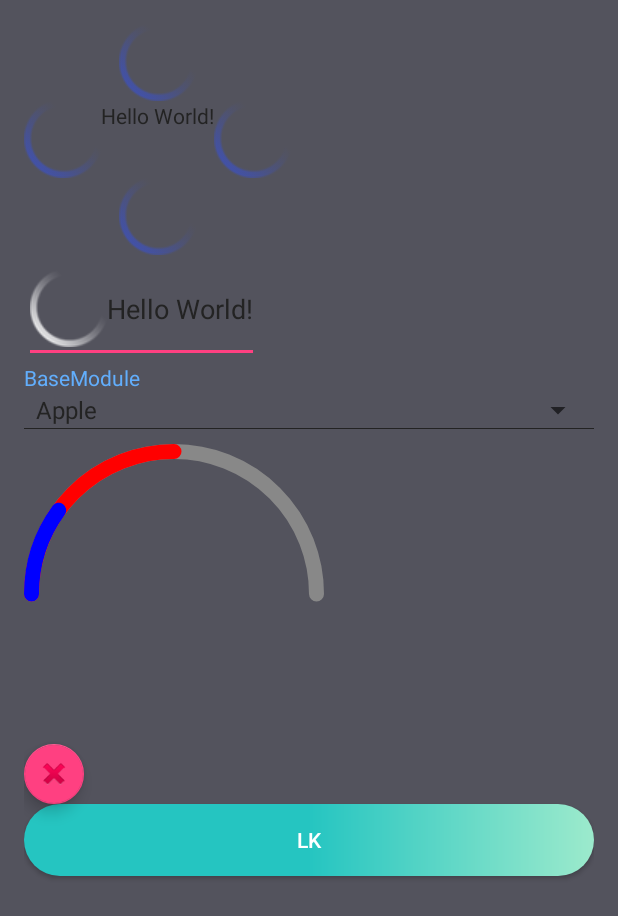
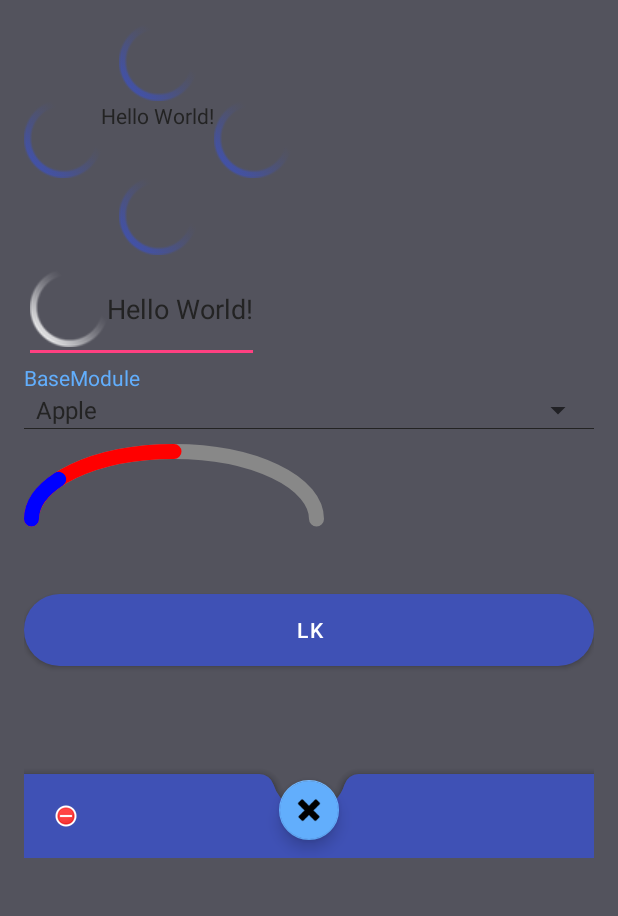
Before and after one commit to amitsahni/sparta, an Android app: the screen it shows after launch (MainActivity), on a phone screen of 412 x 824 dp. Shown: the top 916 px of the screen. Run offline under Robolectric (Android 15) with nearby library versions, the phone set to English and light mode, and no system bars; libraries missing offline, so code that uses them is left out: br.com.simplepass, com.firebase.jobdispatcher, com.github.florent37.viewanimator; plain views replace CircularProgressButton; 8 statements that could not run were skipped.

Commit message:
Added new UI elements to base

```diff
--- a/app/src/main/java/spartan/com/basemodule/MainActivity.java
+++ b/app/src/main/java/spartan/com/basemodule/MainActivity.java
@@ -12,6 +12,7 @@ import android.os.Handler;
 import android.support.annotation.LayoutRes;
 import android.support.annotation.NonNull;
 import android.support.annotation.Nullable;
+import android.support.design.bottomappbar.BottomAppBar;
 import android.support.graphics.drawable.VectorDrawableCompat;
 import android.support.v4.content.ContextCompat;
 import android.support.v7.app.AppCompatActivity;
@@ -37,6 +38,8 @@ public class MainActivity extends AppCompatActivity {
         if (getApplication() instanceof AppApplication) {
             ((AppApplication) getApplication()).runJobService();
         }
+        BottomAppBar bottomBar = findViewById(R.id.bottomBar);
+        bottomBar.replaceMenu(R.menu.menu);
         final PubSubEvent<Boolean> pubSubEvent = PubSubEvent.getInstance();
         pubSubEvent.observeForever(new Observer<Boolean>() {
             @Override
@@ -71,7 +74,7 @@ public class MainActivity extends AppCompatActivity {
         });
         Slide slide = new Slide();
         slide.addTarget(R.id.fab);
-       // getWindow().setExitTransition(slide);
+        // getWindow().setExitTransition(slide);
         final CircularProgressButton pb = findViewById(R.id.btn_id);
         pb.setOnClickListener(new View.OnClickListener() {
             @Override
--- a/app/src/main/res/layout/activity_main.xml
+++ b/app/src/main/res/layout/activity_main.xml
@@ -3,23 +3,23 @@
     xmlns:app="http://schemas.android.com/apk/res-auto"
     android:layout_width="match_parent"
     android:layout_height="match_parent"
+    android:background="@color/grey"
     android:orientation="vertical"
-    android:background="@color/grey"
-    android:transitionGroup="false"
-    android:padding="@dimen/horizontal_padding">
+    android:padding="@dimen/horizontal_padding"
+    android:transitionGroup="false">
 
     <android.base.ui.widget.BaseTextView
         android:id="@+id/text1"
         android:layout_width="wrap_content"
         android:layout_height="wrap_content"
+        android:drawableStart="@drawable/ic_loading"
+        android:drawableTop="@drawable/ic_loading"
+        android:drawableEnd="@drawable/ic_loading"
+        android:drawableBottom="@drawable/ic_loading"
         android:text="Hello World!"
-        android:drawableStart="@drawable/ic_loading"
-        android:drawableEnd="@drawable/ic_loading"
-        android:drawableTop="@drawable/ic_loading"
-        android:drawableBottom="@drawable/ic_loading"
-        android:transitionName="text"
+        android:textColor="@color/black"
         android:tint="@color/colorPrimary"
-        android:textColor="@color/black" />
+        android:transitionName="text" />
 
     <android.base.ui.widget.BaseEditText
         android:id="@android:id/text2"
@@ -27,8 +27,7 @@
         android:layout_height="wrap_content"
         android:drawableStart="@drawable/ic_loading"
         android:text="Hello World!"
-        android:textColor="@color/black"
-        />
+        android:textColor="@color/black" />
 
     <android.base.ui.custom.FloatingSpinner
         android:id="@+id/floatingSpinner"
@@ -45,7 +44,7 @@
 
     <android.base.ui.custom.ProgressView
         android:layout_width="200dp"
-        android:layout_height="200dp"
+        android:layout_height="100dp"
         android:layout_marginTop="10dp"
         android:max="100"
         android:progress="20"
@@ -53,14 +52,6 @@
         app:mode="semi"
         app:strokeSize="10" />
 
-    <android.base.ui.widget.BaseFloatingActionButton
-        android:clipChildren="true"
-        android:id="@+id/fab"
-        android:layout_width="wrap_content"
-        android:layout_height="wrap_content"
-        android:src="@android:drawable/ic_delete"
-        android:transitionName="fab"
-        app:fabSize="mini" />
 
     <br.com.simplepass.loading_button_lib.customViews.CircularProgressButton
         android:id="@+id/btn_id"
@@ -74,4 +65,92 @@
         app:finalCornerAngle="30dp"
         app:initialCornerAngle="30dp" />
 
+    <android.base.ui.widget.BaseChipGroup
+        android:layout_width="match_parent"
+        android:layout_height="wrap_content"
+        android:visibility="gone"
+        app:chipSpacing="5dp">
+
+        <android.base.ui.widget.BaseChip
+            android:layout_width="wrap_content"
+            android:layout_height="wrap_content"
+            android:text="Hello"
+            app:chipIcon="@mipmap/ic_launcher" />
+
+        <android.base.ui.widget.BaseChip
+            android:layout_width="wrap_content"
+            android:layout_height="wrap_content"
+            android:text="Hello"
+            app:closeIcon="@mipmap/ic_launcher"
+            app:closeIconEnabled="true"
+            app:closeIconTint="@color/white" />
+
+        <android.base.ui.widget.BaseChip
+            android:layout_width="wrap_content"
+            android:layout_height="wrap_content"
+            android:text="Hello" />
+    </android.base.ui.widget.BaseChipGroup>
+
+    <android.support.design.card.MaterialCardView
+        android:layout_width="match_parent"
+        android:layout_height="wrap_content"
+        android:visibility="gone"
+        app:cardCornerRadius="5dp"
+        app:cardElevation="5dp"
+        app:cardUseCompatPadding="true"
+        app:contentPadding="5dp"
+        app:strokeColor="@color/blue">
+
+        <LinearLayout
+            android:layout_width="match_parent"
+            android:layout_height="wrap_content"
+            android:orientation="vertical">
+
+            <android.base.ui.widget.BaseButton
+                android:layout_width="wrap_content"
+                android:layout_height="wrap_content"
+                android:drawableEnd="@mipmap/ic_launcher"
+                android:text="adfkalsf"
+                android:visibility="visible" />
+
+            <android.base.ui.widget.BaseMaterialButton
+                android:layout_width="wrap_content"
+                android:layout_height="wrap_content"
+                android:text="afdasfd"
+                app:backgroundTint="@color/blue"
+                app:cornerRadius="40dp"
+                app:icon="@drawable/ic_loading"
+                app:iconTint="@color/black" />
+        </LinearLayout>
+    </android.support.design.card.MaterialCardView>
+
+
+    <android.support.design.widget.CoordinatorLayout
+        android:layout_width="match_parent"
+        android:layout_height="wrap_content"
+        android:layout_marginTop="40dp">
+
+        <android.base.ui.widget.BaseFloatingActionButton
+            android:id="@+id/fab"
+            android:layout_width="wrap_content"
+            android:layout_height="wrap_content"
+            android:layout_marginTop="40dp"
+            android:src="@android:drawable/ic_delete"
+            android:transitionName="fab"
+            app:backgroundTint="@color/blue"
+            app:fabSize="mini"
+            app:layout_anchor="@+id/bottomBar"
+            app:layout_anchorGravity="end"
+            app:rippleColor="@color/black" />
+
+        <android.base.ui.widget.BaseBottomAppBar
+            android:id="@+id/bottomBar"
+            android:layout_width="match_parent"
+            android:layout_height="wrap_content"
+            android:layout_gravity="bottom"
+            app:backgroundTint="@color/colorPrimary"
+            app:fabAlignmentMode="center"
+            app:fabCradleRoundedCornerRadius="10dp"
+            app:navigationIcon="@android:drawable/presence_busy" />
+    </android.support.design.widget.CoordinatorLayout>
 </LinearLayout>
--- /dev/null
+++ b/base/src/main/java/android/base/ui/widget/BaseBottomAppBar.java
@@ -0,0 +1,20 @@
+package android.base.ui.widget;
+
+import android.content.Context;
+import android.support.annotation.Nullable;
+import android.support.design.bottomappbar.BottomAppBar;
+import android.util.AttributeSet;
+
+public class BaseBottomAppBar extends BottomAppBar {
+    public BaseBottomAppBar(Context context) {
+        super(context);
+    }
+
+    public BaseBottomAppBar(Context context, @Nullable AttributeSet attrs) {
+        super(context, attrs);
+    }
+
+    public BaseBottomAppBar(Context context, @Nullable AttributeSet attrs, int defStyleAttr) {
+        super(context, attrs, defStyleAttr);
+    }
+}
--- /dev/null
+++ b/base/src/main/java/android/base/ui/widget/BaseChip.java
@@ -0,0 +1,19 @@
+package android.base.ui.widget;
+
+import android.content.Context;
+import android.support.design.chip.Chip;
+import android.util.AttributeSet;
+
+public class BaseChip extends Chip {
+    public BaseChip(Context context) {
+        super(context);
+    }
+
+    public BaseChip(Context context, AttributeSet attrs) {
+        super(context, attrs);
+    }
+
+    public BaseChip(Context context, AttributeSet attrs, int defStyleAttr) {
+        super(context, attrs, defStyleAttr);
+    }
+}
--- /dev/null
+++ b/base/src/main/java/android/base/ui/widget/BaseChipGroup.java
@@ -0,0 +1,19 @@
+package android.base.ui.widget;
+
+import android.content.Context;
+import android.support.design.chip.ChipGroup;
+import android.util.AttributeSet;
+
+public class BaseChipGroup extends ChipGroup {
+    public BaseChipGroup(Context context) {
+        super(context);
+    }
+
+    public BaseChipGroup(Context context, AttributeSet attrs) {
+        super(context, attrs);
+    }
+
+    public BaseChipGroup(Context context, AttributeSet attrs, int defStyleAttr) {
+        super(context, attrs, defStyleAttr);
+    }
+}
--- /dev/null
+++ b/base/src/main/java/android/base/ui/widget/BaseMaterialButton.java
@@ -0,0 +1,19 @@
+package android.base.ui.widget;
+
+import android.content.Context;
+import android.support.design.button.MaterialButton;
+import android.util.AttributeSet;
+
+public class BaseMaterialButton extends MaterialButton {
+    public BaseMaterialButton(Context context) {
+        super(context);
+    }
+
+    public BaseMaterialButton(Context context, AttributeSet attrs) {
+        super(context, attrs);
+    }
+
+    public BaseMaterialButton(Context context, AttributeSet attrs, int defStyleAttr) {
+        super(context, attrs, defStyleAttr);
+    }
+}
--- /dev/null
+++ b/base/src/main/java/android/base/ui/widget/BaseMaterialCardView.java
@@ -0,0 +1,19 @@
+package android.base.ui.widget;
+
+import android.content.Context;
+import android.support.design.card.MaterialCardView;
+import android.util.AttributeSet;
+
+public class BaseMaterialCardView extends MaterialCardView {
+    public BaseMaterialCardView(Context context) {
+        super(context);
+    }
+
+    public BaseMaterialCardView(Context context, AttributeSet attrs) {
+        super(context, attrs);
+    }
+
+    public BaseMaterialCardView(Context context, AttributeSet attrs, int defStyleAttr) {
+        super(context, attrs, defStyleAttr);
+    }
+}
--- a/base/src/main/java/android/base/ui/widget/BaseSwipeRefreshLayout.java
+++ b/base/src/main/java/android/base/ui/widget/BaseSwipeRefreshLayout.java
@@ -1,5 +1,6 @@
 package android.base.ui.widget;
 
+import android.annotation.SuppressLint;
 import android.base.R;
 import android.content.Context;
 import android.content.res.TypedArray;
--- a/base/src/main/res/values/styles.xml
+++ b/base/src/main/res/values/styles.xml
@@ -3,7 +3,7 @@
     <!-- Base application theme. -->
     <style name="BaseAppTheme" parent="AppTheme.Base" />
 
-    <style name="AppTheme.Base" parent="Theme.AppCompat.Light.NoActionBar">
+    <style name="AppTheme.Base" parent="Theme.MaterialComponents.Light.NoActionBar">
         <!--set default application background-->
         <item name="android:windowBackground">@color/white</item>
         <item name="android:windowDisablePreview">true</item>
```
